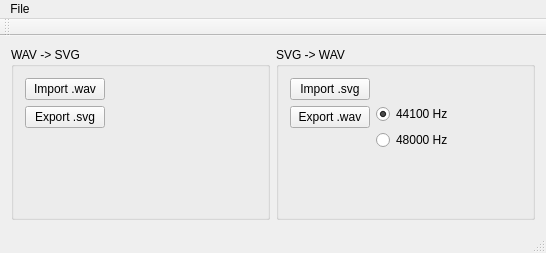
arabine/wav-svg, file mainwindow.ui: the form before one commit.
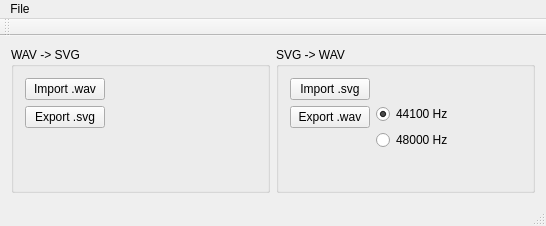
The form after the commit.

The edit to the form file:
```diff
--- a/mainwindow.ui
+++ b/mainwindow.ui
@@ -7,7 +7,7 @@
     <x>0</x>
     <y>0</y>
     <width>546</width>
-    <height>253</height>
+    <height>226</height>
    </rect>
   </property>
   <property name="windowTitle">
```
Left out of the diff: 8 changed lines with no effect on the pictures.
